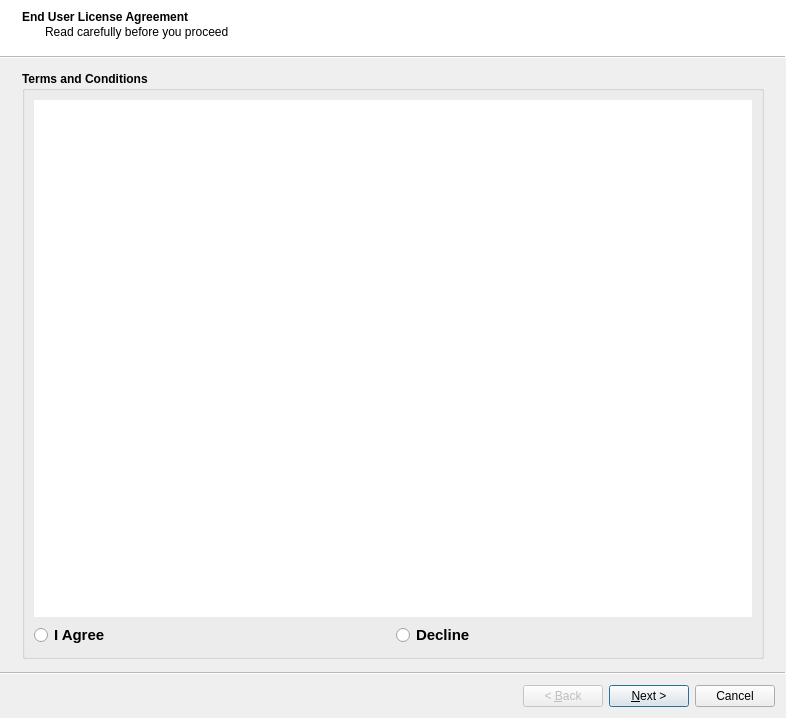
This is ui/wizard/ui_stdm_config.ui in gltn/stdm as Qt 5 draws it before an edit. The edited form follows.
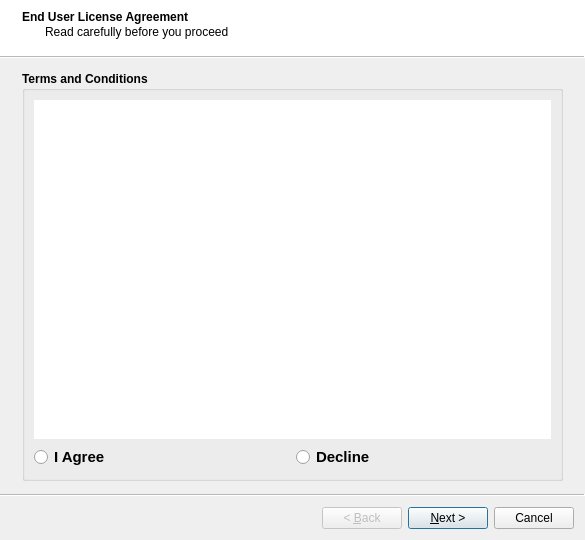
This is the edited form. Icons and pictures are not drawn.

Commit message: Fixed the size of config wizard window

Patch:
```diff
--- a/ui/wizard/ui_stdm_config.ui
+++ b/ui/wizard/ui_stdm_config.ui
@@ -9,8 +9,8 @@
    <rect>
     <x>0</x>
     <y>0</y>
-    <width>786</width>
-    <height>718</height>
+    <width>585</width>
+    <height>540</height>
    </rect>
   </property>
   <property name="sizePolicy">
```
Left out of the diff: 9 changed lines with no effect on the pictures. The commit also changes 1 other file.
